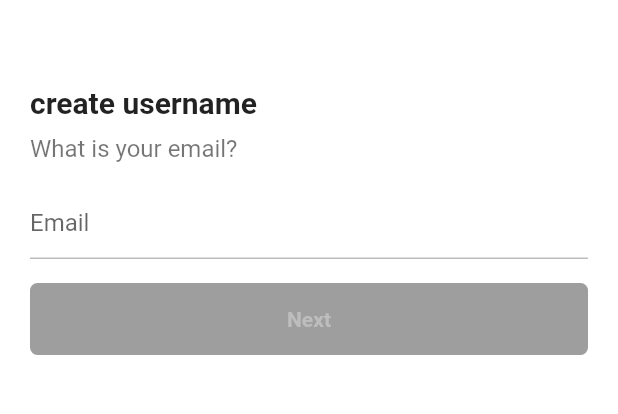
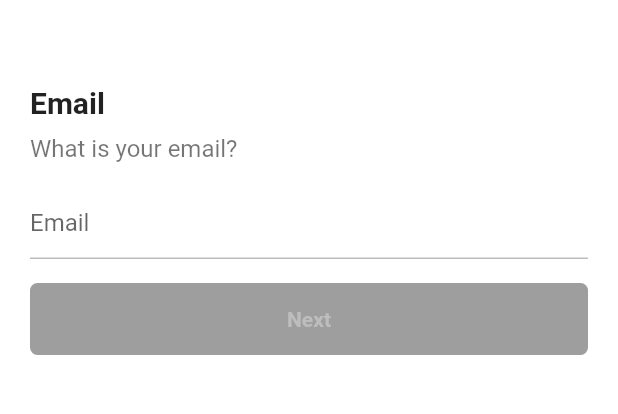
Before and after one commit to wonhopark89-dev/flutter_tictok_clone, a Flutter app: the EmailScreen screen opened directly, on a phone screen of 412 x 824 dp, the part 59-473 px from its top. Run offline on Flutter 3.47's test engine with Material 2 defaults, Android fonts, the phone set to English and light mode, and no system bars; our stand-ins replace font_awesome_flutter.

Commit message:
email screen

```diff
--- a/lib/features/authentication/email_screen.dart
+++ b/lib/features/authentication/email_screen.dart
@@ -1,6 +1,7 @@
 import 'package:flutter/material.dart';
 import 'package:flutter_tictok_clone/constants/gaps.dart';
 import 'package:flutter_tictok_clone/constants/sizes.dart';
+import 'package:flutter_tictok_clone/features/authentication/password_screen.dart';
 import 'package:flutter_tictok_clone/features/widgets/form_button.dart';
 
 class EmailScreen extends StatefulWidget {
@@ -11,29 +12,63 @@ class EmailScreen extends StatefulWidget {
 }
 
 class _EmailScreenState extends State<EmailScreen> {
-  final TextEditingController _usernameController = TextEditingController();
-  String _username = '';
+  final TextEditingController _emailController = TextEditingController();
+  String _email = '';
 
   @override
   void initState() {
     super.initState();
-    _usernameController.addListener(() {
-      print(_usernameController.text);
+    _emailController.addListener(() {
+      print(_emailController.text);
       setState(() {
-        _username = _usernameController.text;
+        _email = _emailController.text;
       });
     });
   }
 
   @override
   void dispose() {
-    _usernameController.dispose();
+    _emailController.dispose();
     super.dispose();
+  }
+
+  // check email valid
+  String? _isValidEmail() {
+    if (_email.isEmpty) {
+      return null;
+    }
+    final rexExp = RegExp(
+      r'^[a-zA-Z0-9.]+@[a-zA-Z0-9]+\.[a-zA-Z]+',
+      caseSensitive: false,
+      multiLine: false,
+    );
+    if (!rexExp.hasMatch(_email)) {
+      return 'Email is not valid';
+    }
+    return null;
+  }
+
+  void _onScaffoldTap() {
+    FocusScope.of(context).unfocus();
+  }
+
+  void _onSubmit() {
+    if (_email.isEmpty || _isValidEmail() != null) {
+      return;
+    }
+    // go to password screen
+    Navigator.of(context).push(
+      MaterialPageRoute(
+        builder: (context) => const PasswordScreen(),
+      ),
+    );
   }
 
   @override
   Widget build(BuildContext context) {
-    return Scaffold(
+    return GestureDetector(
+      onTap: _onScaffoldTap,
+      child: Scaffold(
         appBar: AppBar(
           title: const Text('Sign up'),
         ),
@@ -46,7 +81,7 @@ class _EmailScreenState extends State<EmailScreen> {
             children: [
               Gaps.v40,
               const Text(
-              'create username',
+                'Email',
                 style: TextStyle(
                   fontSize: Sizes.size20,
                   fontWeight: FontWeight.w600,
@@ -62,10 +97,13 @@ class _EmailScreenState extends State<EmailScreen> {
               ),
               Gaps.v16,
               TextField(
-              controller: _usernameController,
+                controller: _emailController,
                 cursorColor: Theme.of(context).primaryColor,
+                keyboardType: TextInputType.emailAddress,
+                onEditingComplete: _onSubmit,
                 decoration: InputDecoration(
                   hintText: 'Email',
+                  errorText: _isValidEmail(),
                   enabledBorder: UnderlineInputBorder(
                     borderSide: BorderSide(
                       color: Colors.grey.shade400,
@@ -77,8 +115,14 @@ class _EmailScreenState extends State<EmailScreen> {
                 ),
               ),
               Gaps.v16,
-            FormButton(disabled: _username.isEmpty)
+              GestureDetector(
+                onTap: _onSubmit,
+                child: FormButton(
+                  disabled: _email.isEmpty || _isValidEmail() != null,
+                ),
+              )
             ],
+          ),
         ),
       ),
     );
```
Also changed, not shown: lib/features/authentication/password_screen.dart (added, +10 -0 lines). Lines whose indentation alone changed are shown as unchanged.
